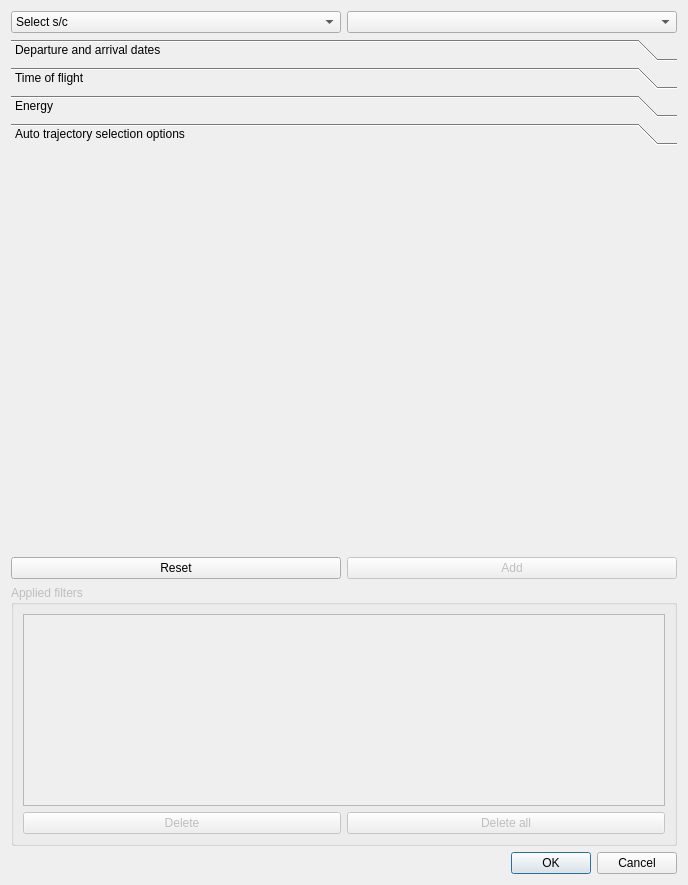
The window that src/sonet_pcp_filter_qt.ui (jorialand/sonet_tfm_horia) describes before a commit, drawn with Qt 5.
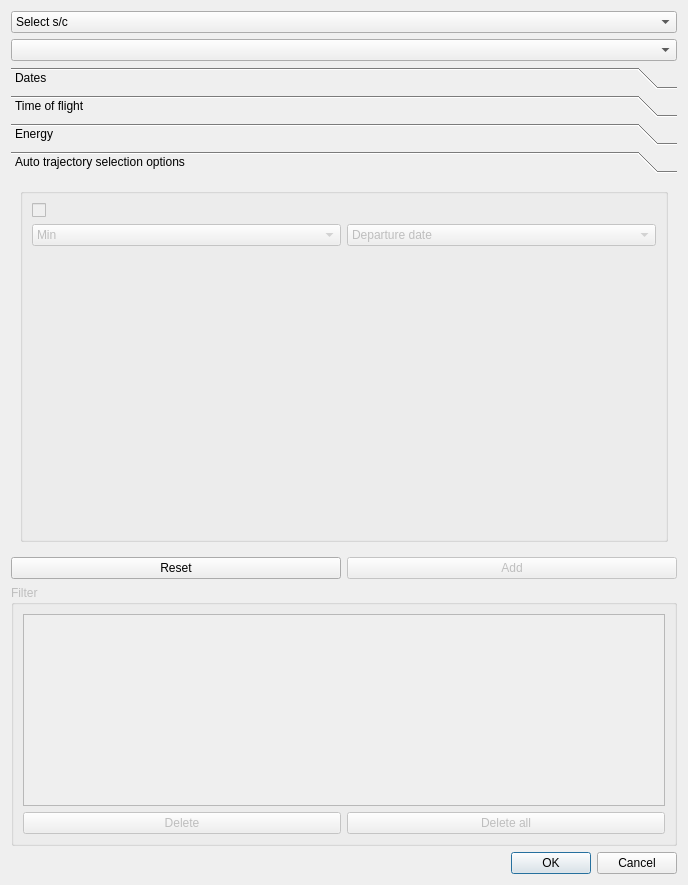
The same window after the commit. The open tabs and pages were chosen to show the change.

Patch:
```diff
--- a/src/sonet_pcp_filter_qt.ui
+++ b/src/sonet_pcp_filter_qt.ui
@@ -28,67 +28,30 @@
   <property name="windowTitle">
    <string>Edit s/c filter</string>
   </property>
-  <layout class="QGridLayout" name="gridLayout">
-   <item row="3" column="0" colspan="2">
-    <layout class="QGridLayout" name="top_grid_layout"/>
-   </item>
-   <item row="5" column="0">
-    <spacer name="verticalSpacer_55">
-     <property name="enabled">
-      <bool>false</bool>
-     </property>
-     <property name="orientation">
-      <enum>Qt::Vertical</enum>
-     </property>
-     <property name="sizeHint" stdset="0">
-      <size>
-       <width>20</width>
-       <height>40</height>
-      </size>
-     </property>
-    </spacer>
-   </item>
-   <item row="19" column="0" colspan="2">
-    <layout class="QHBoxLayout" name="status_bar_HLayout"/>
-   </item>
-   <item row="9" column="0" rowspan="2" colspan="2">
-    <layout class="QHBoxLayout" name="horizontalLayout_9">
+  <property name="accessibleName">
+   <string/>
+  </property>
+  <layout class="QVBoxLayout" name="verticalLayout_2">
      <item>
-      <widget class="QPushButton" name="pb_reset">
+    <layout class="QVBoxLayout" name="verticalLayout_10">
+     <item>
+      <widget class="QComboBox" name="select_spacecraft">
        <property name="enabled">
         <bool>true</bool>
        </property>
+       <item>
        <property name="text">
-        <string>Reset</string>
-       </property>
+         <string>Select s/c</string>
+        </property>
+       </item>
       </widget>
      </item>
      <item>
-      <widget class="QPushButton" name="pb_add">
-       <property name="enabled">
-        <bool>false</bool>
-       </property>
-       <property name="text">
-        <string>Add</string>
-       </property>
-      </widget>
+      <widget class="QComboBox" name="select_trip"/>
      </item>
     </layout>
    </item>
-   <item row="18" column="1">
-    <widget class="QDialogButtonBox" name="dialog_button_box">
-     <property name="enabled">
-      <bool>true</bool>
-     </property>
-     <property name="cursor">
-      <cursorShape>PointingHandCursor</cursorShape>
-     </property>
-     <property name="standardButtons">
-      <set>QDialogButtonBox::Cancel|QDialogButtonBox::Ok</set>
-     </property>
-    </widget>
-   </item>
-   <item row="4" column="0" colspan="2">
+   <item>
     <widget class="QToolBox" name="toolBox">
      <property name="currentIndex">
       <number>0</number>
@@ -103,7 +66,7 @@
        </rect>
       </property>
       <attribute name="label">
-       <string>Departure and arrival dates</string>
+       <string>Dates</string>
       </attribute>
       <layout class="QVBoxLayout" name="verticalLayout_6">
        <item>
@@ -599,8 +562,8 @@
           <item row="1" column="0">
            <layout class="QHBoxLayout" name="horizontalLayout_12"/>
           </item>
-          <item row="2" column="0">
-           <layout class="QVBoxLayout" name="verticalLayout_2">
+          <item row="1" column="1">
+           <layout class="QHBoxLayout" name="horizontalLayout">
             <property name="sizeConstraint">
              <enum>QLayout::SetMinimumSize</enum>
             </property>
@@ -871,33 +834,166 @@
         <x>0</x>
         <y>0</y>
         <width>664</width>
-        <height>73</height>
+        <height>270</height>
        </rect>
       </property>
       <attribute name="label">
        <string>Auto trajectory selection options</string>
       </attribute>
-      <widget class="QWidget" name="gridLayoutWidget">
-       <property name="geometry">
-        <rect>
-         <x>90</x>
-         <y>0</y>
-         <width>160</width>
-         <height>80</height>
-        </rect>
-       </property>
-       <layout class="QGridLayout" name="gridLayout_3"/>
-      </widget>
-     </widget>
-    </widget>
-   </item>
-   <item row="17" column="0" colspan="2">
+      <layout class="QVBoxLayout" name="verticalLayout_8">
+       <item>
+        <layout class="QGridLayout" name="gridLayout_3">
+         <item row="1" column="0">
+          <widget class="QGroupBox" name="auto_trajectory_gb">
+           <property name="enabled">
+            <bool>false</bool>
+           </property>
+           <property name="title">
+            <string/>
+           </property>
+           <property name="flat">
+            <bool>true</bool>
+           </property>
+           <layout class="QVBoxLayout" name="verticalLayout_9">
+            <item>
+             <widget class="QCheckBox" name="auto_traj_sel_cb_enabled">
+              <property name="enabled">
+               <bool>false</bool>
+              </property>
+              <property name="text">
+               <string/>
+              </property>
+             </widget>
+            </item>
+            <item>
+             <layout class="QHBoxLayout" name="horizontalLayout_5">
+              <item>
+               <widget class="QComboBox" name="auto_traj_sel_cmb_min_max">
+                <property name="enabled">
+                 <bool>false</bool>
+                </property>
+                <item>
+                 <property name="text">
+                  <string>Min</string>
+                 </property>
+                </item>
+                <item>
+                 <property name="text">
+                  <string>Max</string>
+                 </property>
+                </item>
+               </widget>
+              </item>
+              <item>
+               <widget class="QComboBox" name="auto_traj_sel_cmb_item">
+                <property name="enabled">
+                 <bool>false</bool>
+                </property>
+                <item>
+                 <property name="text">
+                  <string>Departure date</string>
+                 </property>
+                </item>
+                <item>
+                 <property name="text">
+                  <string>Arrival date</string>
+                 </property>
+                </item>
+                <item>
+                 <property name="text">
+                  <string>tof</string>
+                 </property>
+                </item>
+                <item>
+                 <property name="text">
+                  <string>theta</string>
+                 </property>
+                </item>
+                <item>
+                 <property name="text">
+                  <string>dvt</string>
+                 </property>
+                </item>
+                <item>
+                 <property name="text">
+                  <string>dvd</string>
+                 </property>
+                </item>
+                <item>
+                 <property name="text">
+                  <string>dva</string>
+                 </property>
+                </item>
+                <item>
+                 <property name="text">
+                  <string>c3d</string>
+                 </property>
+                </item>
+                <item>
+                 <property name="text">
+                  <string>c3a</string>
+                 </property>
+                </item>
+               </widget>
+              </item>
+             </layout>
+            </item>
+            <item>
+             <spacer name="verticalSpacer_5">
+              <property name="orientation">
+               <enum>Qt::Vertical</enum>
+              </property>
+              <property name="sizeHint" stdset="0">
+               <size>
+                <width>20</width>
+                <height>40</height>
+               </size>
+              </property>
+             </spacer>
+            </item>
+           </layout>
+          </widget>
+         </item>
+        </layout>
+       </item>
+      </layout>
+     </widget>
+    </widget>
+   </item>
+   <item>
+    <layout class="QHBoxLayout" name="horizontalLayout_9">
+     <item>
+      <widget class="QPushButton" name="pb_reset">
+       <property name="enabled">
+        <bool>true</bool>
+       </property>
+       <property name="text">
+        <string>Reset</string>
+       </property>
+      </widget>
+     </item>
+     <item>
+      <widget class="QPushButton" name="pb_add">
+       <property name="enabled">
+        <bool>false</bool>
+       </property>
+       <property name="text">
+        <string>Add</string>
+       </property>
+      </widget>
+     </item>
+    </layout>
+   </item>
+   <item>
     <widget class="QGroupBox" name="bottom_group_box">
      <property name="enabled">
       <bool>false</bool>
      </property>
      <property name="title">
-      <string>Applied filters</string>
+      <string>Filter</string>
+     </property>
+     <property name="flat">
+      <bool>true</bool>
      </property>
      <layout class="QVBoxLayout" name="verticalLayout">
       <item>
@@ -962,24 +1058,21 @@
      </layout>
     </widget>
    </item>
-   <item row="2" column="0" colspan="2">
-    <layout class="QHBoxLayout" name="horizontalLayout_6">
      <item>
-      <widget class="QComboBox" name="select_spacecraft">
+    <widget class="QDialogButtonBox" name="dialog_button_box">
        <property name="enabled">
         <bool>true</bool>
        </property>
-       <item>
-        <property name="text">
-         <string>Select s/c</string>
-        </property>
-       </item>
+     <property name="cursor">
+      <cursorShape>PointingHandCursor</cursorShape>
+     </property>
+     <property name="standardButtons">
+      <set>QDialogButtonBox::Cancel|QDialogButtonBox::Ok</set>
+     </property>
       </widget>
      </item>
      <item>
-      <widget class="QComboBox" name="select_trip"/>
-     </item>
-    </layout>
+    <layout class="QHBoxLayout" name="status_bar_HLayout"/>
    </item>
   </layout>
  </widget>
```
Left out of the diff: 130 changed lines with no effect on the pictures. Lines whose indentation alone changed are shown as unchanged.
